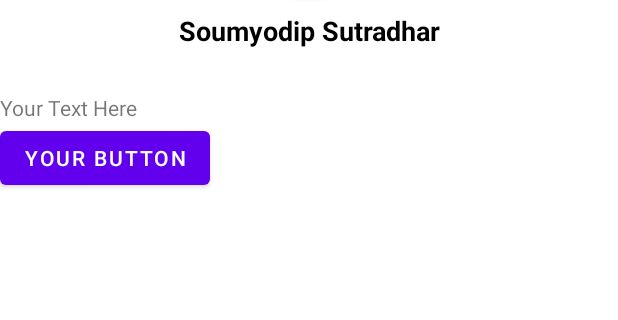
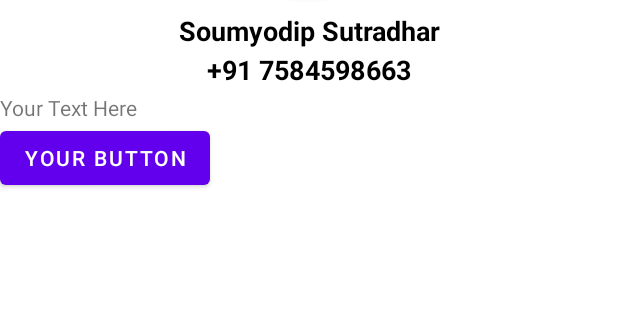
Before and after one commit to Samsand-5/RozirotiAssignment, an Android app: the layout profile.xml on its own in the app's theme, with its tools: preview values and no code run, on a phone screen of 412 x 824 dp, the part 327-647 px from its top. Run offline under Robolectric (Android 15) with nearby library versions, the phone set to English and light mode, and no system bars.

Commit message:
designing

```diff
--- a/app/src/main/res/layout/profile.xml
+++ b/app/src/main/res/layout/profile.xml
@@ -82,6 +82,16 @@
             android:gravity="center"
             android:layout_marginTop="10dp"/>
 
+        <TextView
+            android:layout_width="match_parent"
+            android:layout_height="wrap_content"
+            android:text="+91 7584598663"
+            android:textStyle="bold"
+            android:textSize="18sp"
+            android:textColor="@color/black"
+            android:gravity="center"
+            android:layout_marginTop="1.2dp"/>
+
     </LinearLayout>
 
     <RelativeLayout
```
